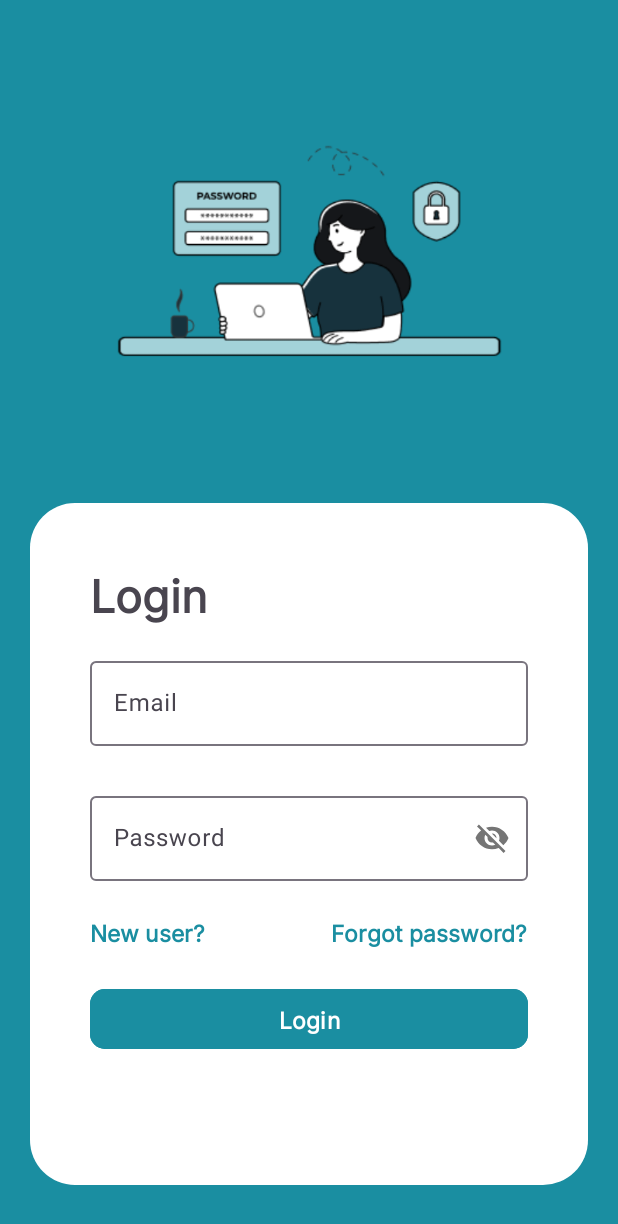
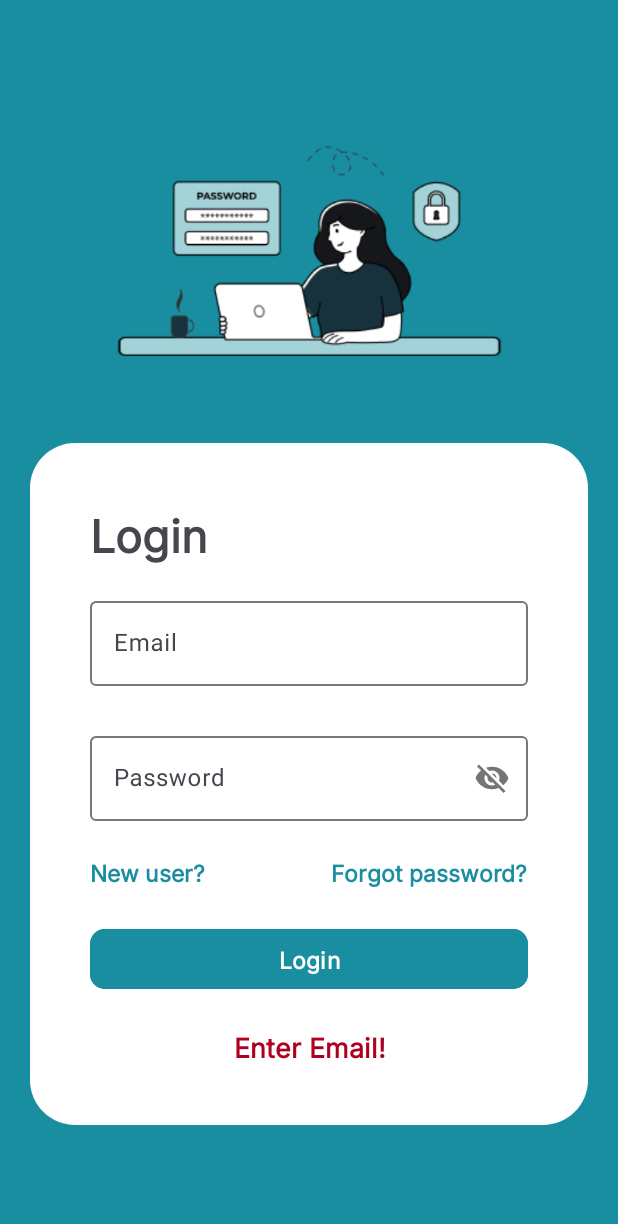
Before and after one commit to tishan-koleh/BookWise, an Android app: the screen it shows after launch (MainActivity), after a tap on "Login", on a phone screen of 412 x 824 dp. Shown: the top 1224 px of the screen. Run offline under Robolectric (Android 15) with nearby library versions, the phone set to English and light mode, and no system bars; our stand-ins replace data binding; 1 other tap on this screen came first.

Commit message:
Login validation Done

```diff
--- a/app/src/main/java/com/example/bookwise/LoginFragment.kt
+++ b/app/src/main/java/com/example/bookwise/LoginFragment.kt
@@ -2,14 +2,20 @@ package com.example.bookwise
 
 import android.content.Intent
 import android.os.Bundle
+import android.os.Handler
+import android.os.Looper
+import android.util.Log
+import android.util.Patterns
 import androidx.fragment.app.Fragment
 import android.view.LayoutInflater
 import android.view.View
 import android.view.ViewGroup
+import android.widget.Toast
 import androidx.databinding.DataBindingUtil
 import androidx.lifecycle.Observer
 import androidx.lifecycle.ViewModelProvider
 import androidx.navigation.fragment.findNavController
+import com.example.bookwise.Admin.AdminActivity
 import com.example.bookwise.Member.MemberActivity1
 import com.example.bookwise.PostRequestsDataClasses.Login
 import com.example.bookwise.Retrofit.ApiService
@@ -17,6 +23,7 @@ import com.example.bookwise.Retrofit.RetrofitHepler
 import com.example.bookwise.ViewModels.MainVIewModelFactory
 import com.example.bookwise.ViewModels.MainViewModel
 import com.example.bookwise.databinding.FragmentLoginBinding
+import java.util.regex.Pattern
 
 // TODO: Rename parameter arguments, choose names that match
 // the fragment initialization parameters, e.g. ARG_ITEM_NUMBER
@@ -69,9 +76,41 @@ class LoginFragment : Fragment() {
         binding.loginButton.setOnClickListener {
             val email = binding.emailInputTextField.text.toString()
             val password = binding.passwordInputTextField.text.toString()
-            val login = Login(email,password)
-            viewModel.userLogin(login)
+
+            var ans = true
+            ans = validate(email,"email") && validate(password,"password")
+
+            if(ans == true) {
+                binding.wrongCredentialsTextView.text = ""
+                if (email.lowercase().trim() == "admin" && password.lowercase().trim() == "admin") {
+                    Handler(Looper.myLooper()!!).postDelayed({
+                        startActivity(Intent(requireActivity(), AdminActivity::class.java))
+                        binding.progressBar.visibility = View.GONE
+                    }, 1000)
+                    binding.progressBar.visibility = View.VISIBLE
+
+                } else {
+                    val login = Login(email, password)
+                    viewModel.userLogin(login)
+                }
+            }
         }
+
+        viewModel.loadingLoginData.observe(viewLifecycleOwner, Observer {
+            if (it == true){
+                binding.progressBar.visibility = View.VISIBLE
+
+            }
+            else{
+                binding.progressBar.visibility = View.GONE
+
+            }
+        })
+
+
+        viewModel.loginErrorMessageData.observe(viewLifecycleOwner, Observer {
+            binding.wrongCredentialsTextView.text = "Network Error!"
+        })
 
 
 
@@ -94,6 +133,31 @@ class LoginFragment : Fragment() {
         return binding.root
     }
 
+    private fun validate(text1:String,type:String):Boolean{
+        var case = type
+        when(case.lowercase()){
+            "email"->{
+                if(text1 == ""){
+                    binding.wrongCredentialsTextView.text = "Enter Email!"
+                    return false
+                }
+                if(!Patterns.EMAIL_ADDRESS.matcher(text1).matches()){
+                    binding.wrongCredentialsTextView.text = "Invalid Email!"
+                    return false
+                }
+
+            }
+            "password"->{
+                if(text1 == ""){
+                    binding.wrongCredentialsTextView.text = "Enter Password!"
+                    return false
+                }
+
+            }
+        }
+        return true
+    }
+
     companion object {
         /**
          * Use this factory method to create a new instance of
--- a/app/src/main/res/layout/fragment_login.xml
+++ b/app/src/main/res/layout/fragment_login.xml
@@ -9,7 +9,7 @@
         android:layout_height="match_parent"
         android:background="#1A8EA1">
 
-        <LinearLayout
+        <androidx.constraintlayout.widget.ConstraintLayout
             android:layout_width="match_parent"
             android:layout_height="wrap_content"
             android:orientation="vertical">
@@ -20,14 +20,26 @@
                 android:layout_width="match_parent"
                 android:layout_height="wrap_content"
                 android:layout_margin="40dp"
-                android:src="@drawable/login" />
+                android:src="@drawable/login"
+                app:layout_constraintBottom_toTopOf="@+id/frameLayout5"
+                app:layout_constraintEnd_toStartOf="@+id/frameLayout5"
+                app:layout_constraintStart_toEndOf="@+id/frameLayout5"
+                app:layout_constraintTop_toTopOf="parent"
+                app:layout_constraintVertical_bias="0.5" />
 
             <FrameLayout
+                android:visibility="visible"
+                android:id="@+id/frame_Layout5"
                 android:layout_width="match_parent"
                 android:layout_height="wrap_content"
                 android:layout_marginHorizontal="20dp"
-                android:layout_marginBottom="10dp"
-                android:background="@drawable/rounded">
+                android:background="@drawable/rounded"
+                app:layout_constraintBottom_toBottomOf="parent"
+                app:layout_constraintEnd_toEndOf="parent"
+                app:layout_constraintHorizontal_bias="0.0"
+                app:layout_constraintStart_toStartOf="parent"
+                app:layout_constraintTop_toBottomOf="@+id/imageView3"
+                app:layout_constraintVertical_bias="0.5">
 
                 <TextView
                     android:id="@+id/textView5"
@@ -126,8 +138,15 @@
                     android:textColor="@color/design_default_color_error"
                     android:textSize="18sp"
                     android:textStyle="bold" />
+
+                <ProgressBar
+                    android:id="@+id/progress_bar"
+                    android:layout_width="wrap_content"
+                    android:layout_height="wrap_content"
+                    android:layout_gravity="center"
+                    android:visibility="gone" />
             </FrameLayout>
-        </LinearLayout>
+        </androidx.constraintlayout.widget.ConstraintLayout>
     </androidx.core.widget.NestedScrollView>
 
 </layout>
```
